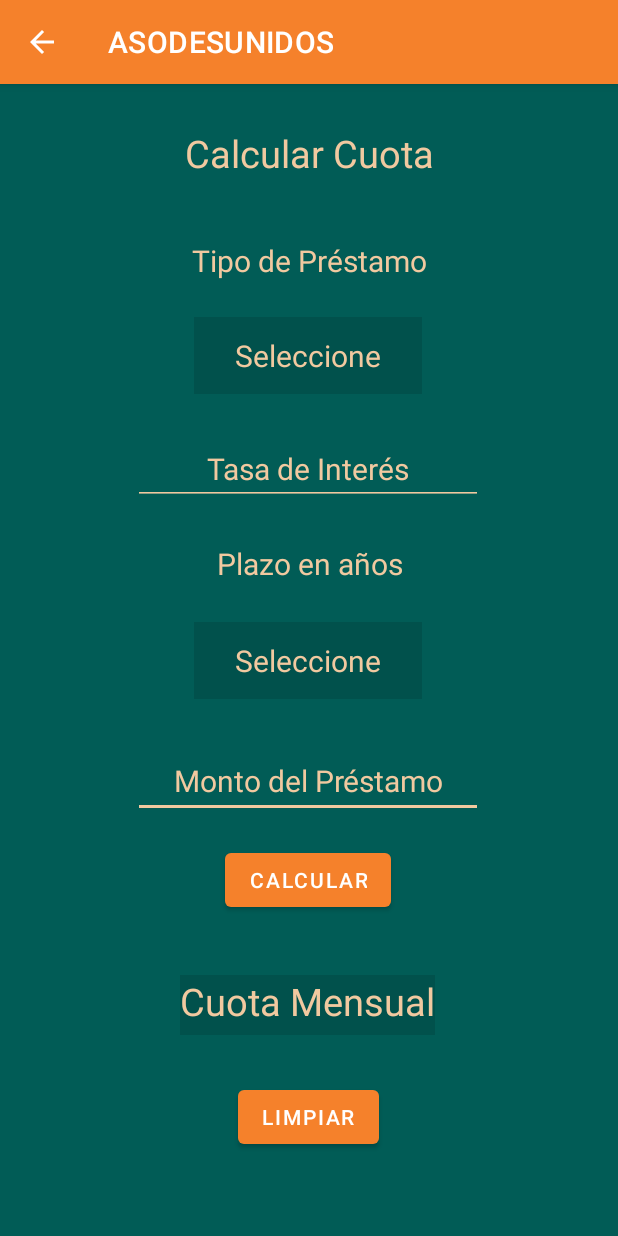
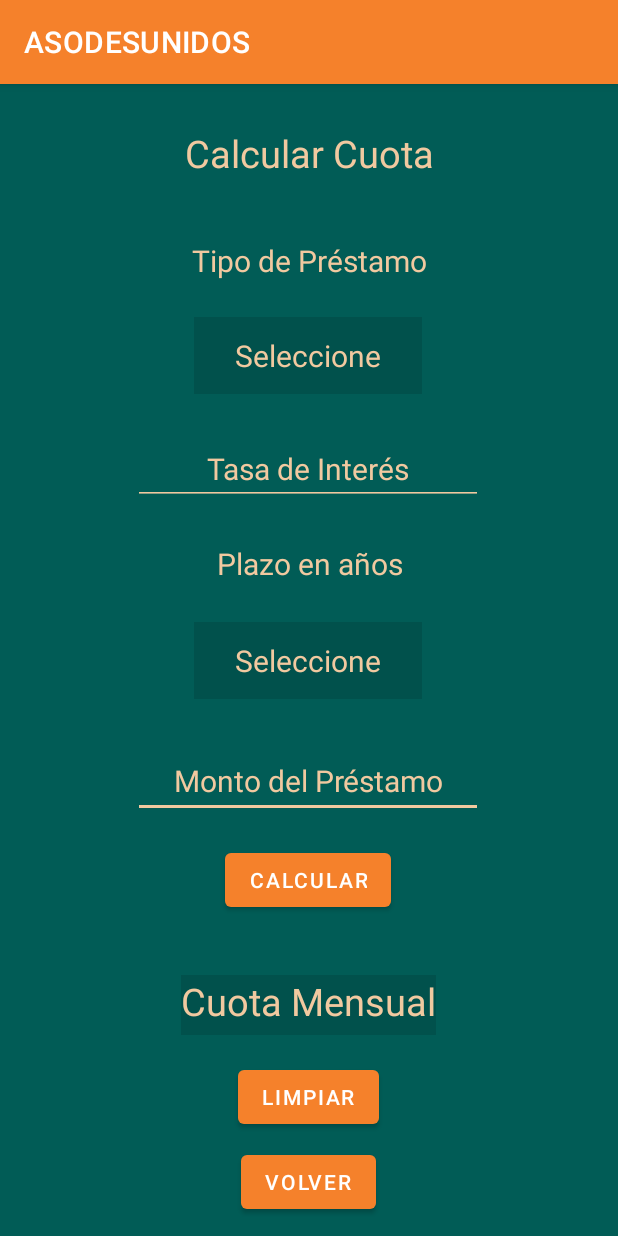
Before and after one commit to adriansm1222/asodesunidosRep, an Android app: the CalculaCuota screen opened directly, with no data from a screen before it, on a phone screen of 412 x 824 dp. Run offline under Robolectric (Android 15) with nearby library versions, the light colour scheme and no system bars.

Commit message:
Flujo pantallas
Funcion volver en todas las pantallas de cliente

```diff
--- a/ASODESUNIDOS/app/src/main/java/com/example/asodesunidos/CalculaCuota.java
+++ b/ASODESUNIDOS/app/src/main/java/com/example/asodesunidos/CalculaCuota.java
@@ -3,6 +3,7 @@
 import androidx.appcompat.app.AppCompatActivity;
 
 import android.annotation.SuppressLint;
+import android.content.Intent;
 import android.os.Bundle;
 import android.view.View;
 import android.widget.AdapterView;
@@ -24,12 +25,15 @@
     Button btnCalcular, btnLimpiar;
 
     double interes;
+    String cedula;
+    public static final String CEDULA = "CalculaCuota.CEDULA";
 
     @Override
     protected void onCreate(Bundle savedInstanceState) {
         super.onCreate(savedInstanceState);
         setContentView(R.layout.activity_calcula_cuota);
-
+        Intent intent = getIntent();
+        cedula = intent.getStringExtra(PantallaPrincipalClienteActivity.CEDULA);
         //Inicializar componentes
         tvCalculaCuota = findViewById(R.id.tvCalculaCuota);
         tvPrestamo = findViewById(R.id.tvPrestamo);
@@ -106,6 +110,13 @@
         }
     }
 
+    public void volver(View view){
+        Intent intent = new Intent(this, PantallaPrincipalClienteActivity.class);
+        intent.putExtra(PantallaPrincipalClienteActivity.CEDULA, cedula);
+        startActivity(intent);
+        finish();
+    }
+
     public boolean camposVacios(){
         boolean flagVacio = false;
         if(spPlazo.getSelectedItem().equals("Seleccione")){
--- a/ASODESUNIDOS/app/src/main/res/layout/activity_calcula_cuota.xml
+++ b/ASODESUNIDOS/app/src/main/res/layout/activity_calcula_cuota.xml
@@ -120,7 +120,7 @@
         android:textSize="20sp"
         app:layout_constraintBottom_toBottomOf="parent"
         app:layout_constraintEnd_toEndOf="parent"
-        app:layout_constraintHorizontal_bias="0.497"
+        app:layout_constraintHorizontal_bias="0.498"
         app:layout_constraintStart_toStartOf="parent"
         app:layout_constraintTop_toTopOf="parent"
         app:layout_constraintVertical_bias="0.612"
@@ -151,7 +151,7 @@
         app:layout_constraintHorizontal_bias="0.498"
         app:layout_constraintStart_toStartOf="parent"
         app:layout_constraintTop_toTopOf="parent"
-        app:layout_constraintVertical_bias="0.923"
+        app:layout_constraintVertical_bias="0.905"
         tools:ignore="TextContrastCheck" />
 
     <TextView
@@ -165,10 +165,24 @@
         android:textSize="25sp"
         app:layout_constraintBottom_toBottomOf="parent"
         app:layout_constraintEnd_toEndOf="parent"
-        app:layout_constraintHorizontal_bias="0.497"
+        app:layout_constraintHorizontal_bias="0.498"
         app:layout_constraintStart_toStartOf="parent"
         app:layout_constraintTop_toTopOf="parent"
         app:layout_constraintVertical_bias="0.816"
         tools:ignore="TextSizeCheck" />
 
+    <Button
+        android:id="@+id/btnVolver"
+        android:layout_width="wrap_content"
+        android:layout_height="wrap_content"
+        android:text="@string/volver"
+        android:onClick="volver"
+        app:layout_constraintBottom_toBottomOf="parent"
+        app:layout_constraintEnd_toEndOf="parent"
+        app:layout_constraintHorizontal_bias="0.498"
+        app:layout_constraintStart_toStartOf="parent"
+        app:layout_constraintTop_toTopOf="parent"
+        app:layout_constraintVertical_bias="0.983"
+        tools:ignore="TextContrastCheck" />
+
 </androidx.constraintlayout.widget.ConstraintLayout>
--- a/ASODESUNIDOS/app/src/main/res/layout/activity_informacion_personal.xml
+++ b/ASODESUNIDOS/app/src/main/res/layout/activity_informacion_personal.xml
@@ -141,6 +141,7 @@
         android:layout_width="wrap_content"
         android:layout_height="wrap_content"
         android:text="@string/volver"
+        android:onClick="volver"
         app:layout_constraintBottom_toBottomOf="parent"
         app:layout_constraintEnd_toEndOf="parent"
         app:layout_constraintHorizontal_bias="0.271"
--- a/ASODESUNIDOS/app/src/main/res/layout/activity_ver_prestamo.xml
+++ b/ASODESUNIDOS/app/src/main/res/layout/activity_ver_prestamo.xml
@@ -212,11 +212,11 @@
         tools:ignore="TextContrastCheck" />
 
     <Button
-        android:id="@+id/btnPagoE"
+        android:id="@+id/btnVolver"
         android:layout_width="wrap_content"
         android:layout_height="60dp"
-        android:onClick="pagoExtraordinario"
-        android:text="@string/pago_nextraordinario"
+        android:onClick="volver"
+        android:text="@string/volver"
         app:layout_constraintBottom_toBottomOf="parent"
         app:layout_constraintEnd_toEndOf="parent"
         app:layout_constraintHorizontal_bias="0.5"
```
Also changed, not shown: ASODESUNIDOS/app/src/main/AndroidManifest.xml (+4 -7 lines), ASODESUNIDOS/app/src/main/java/com/example/asodesunidos/InformacionPersonal.java (+9 -2 lines), ASODESUNIDOS/app/src/main/java/com/example/asodesunidos/PantallaPrincipalClienteActivity.java (+12 -1 lines), ASODESUNIDOS/app/src/main/java/com/example/asodesunidos/PrestamoAdapter.java (+6 -2 lines), ASODESUNIDOS/app/src/main/java/com/example/asodesunidos/PrestamoModel.java (+9 -6 lines), ASODESUNIDOS/app/src/main/java/com/example/asodesunidos/VerPrestamo.java (+19 -48 lines), ASODESUNIDOS/app/src/main/java/com/example/asodesunidos/VerPrestamos.java (+15 -2 lines), ASODESUNIDOS/app/src/main/res/layout/activity_ver_prestamos.xml (+13 -0 lines).
